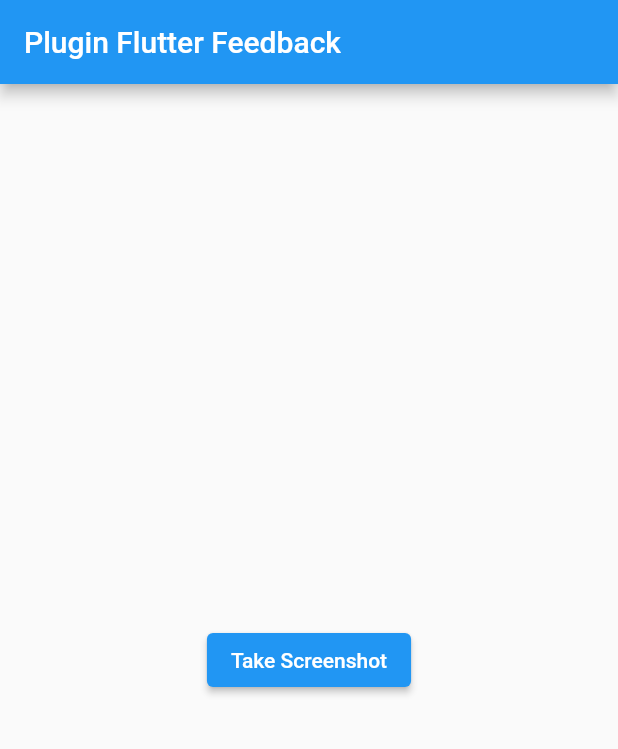
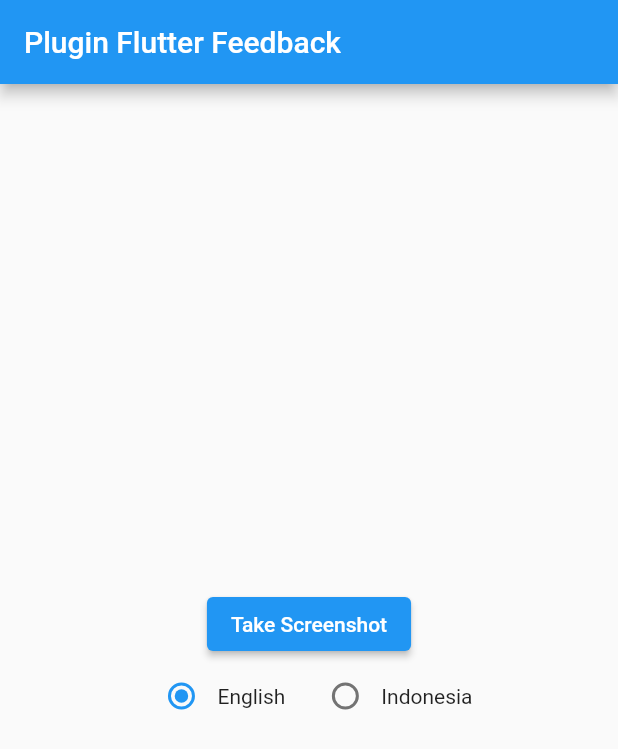
Before and after one commit to nusanet/flutter-feedback-plugin, a Flutter app: the screen it shows after launch, on a phone screen of 412 x 824 dp. Shown: the top 749 px of the screen. Run offline on Flutter 3.47's test engine with Material 2 defaults, Android fonts, the phone set to English and light mode, and no system bars; our stand-ins replace dotted_border, flutter_image_compress, flutter_native_screenshot, image_picker, permission_handler; missing offline and left inert: coderjava_image_editor_pro.

Commit message:
Update example
Tambahkan radio button untuk opsi pilih bahasa yang digunakan

```diff
--- a/example/lib/main.dart
+++ b/example/lib/main.dart
@@ -33,6 +33,8 @@ class HomePage extends StatefulWidget {
 class _HomePageState extends State<HomePage> {
   final formFeedbackController = FormFeedbackController();
 
+  var locale = 'en';
+
   @override
   Widget build(BuildContext context) {
     return Scaffold(
@@ -40,7 +42,10 @@ class _HomePageState extends State<HomePage> {
         title: const Text('Plugin Flutter Feedback'),
       ),
       body: Center(
-        child: ElevatedButton(
+        child: Column(
+          mainAxisAlignment: MainAxisAlignment.center,
+          children: [
+            ElevatedButton(
               onPressed: () async {
                 final flutterFeedback = FlutterFeedback();
                 final result = await flutterFeedback.takeScreenshot(context);
@@ -62,7 +67,7 @@ class _HomePageState extends State<HomePage> {
                               // formFeedbackController.failureFeedback('gagal submit feedback');
                             },
                             colorTitleAppBar: Colors.white,
-                        locale: 'id',
+                            locale: locale,
                           );
                         },
                       ),
@@ -87,6 +92,26 @@ class _HomePageState extends State<HomePage> {
               },
               child: Text('Take Screenshot'),
             ),
+            Row(
+              mainAxisAlignment: MainAxisAlignment.center,
+              children: [
+                Radio(
+                  value: 'en',
+                  groupValue: locale,
+                  onChanged: (String? value) => setState(() => locale = value ?? 'en'),
+                ),
+                Text('English'),
+                SizedBox(width: 16),
+                Radio(
+                  value: 'id',
+                  groupValue: locale,
+                  onChanged: (String? value) => setState(() => locale = value ?? 'id'),
+                ),
+                Text('Indonesia'),
+              ],
+            ),
+          ],
+        ),
       ),
     );
   }
```
Lines whose indentation alone changed are shown as unchanged.
